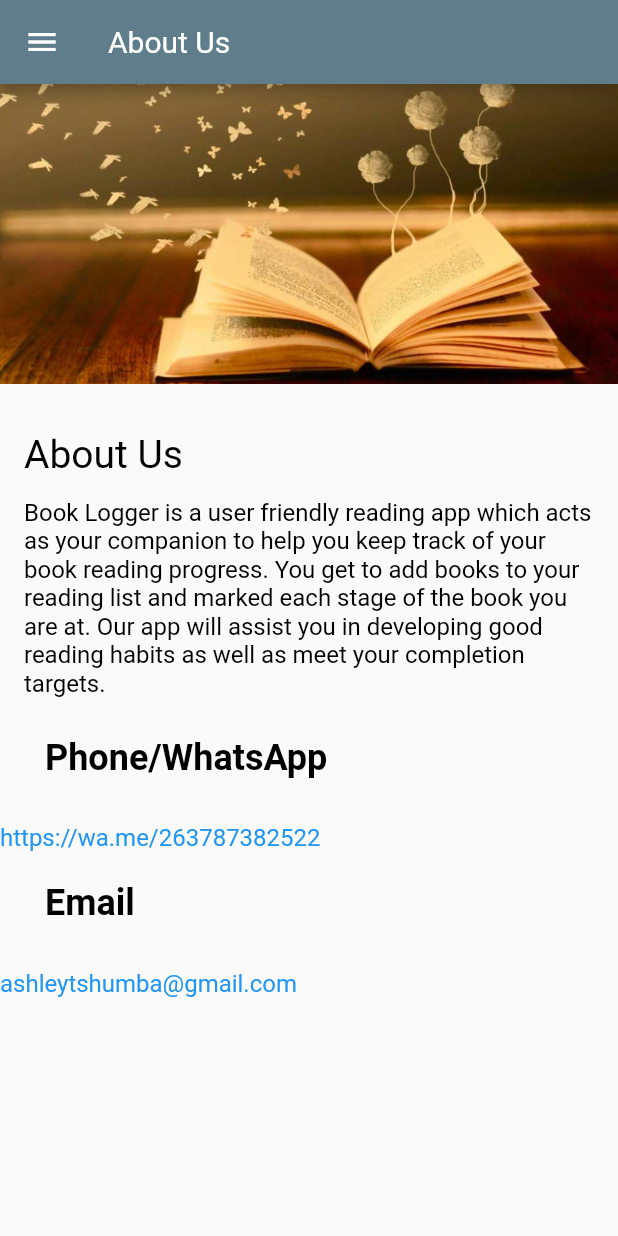
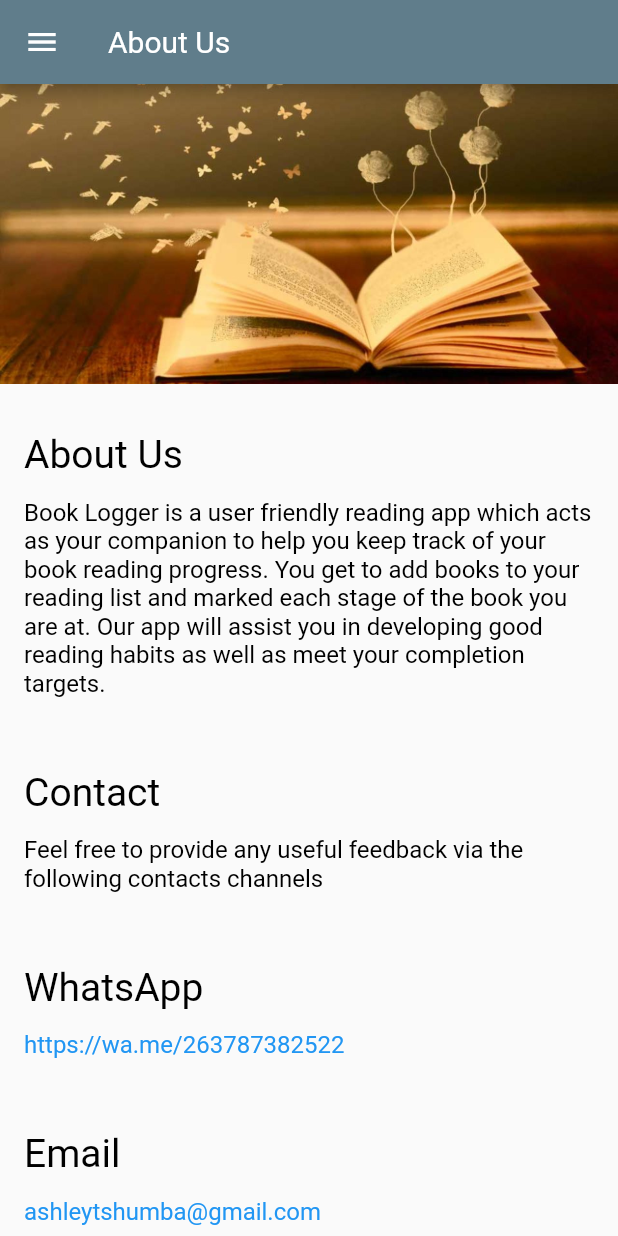
Before and after one commit to shumbaashley/book_logger, a Flutter app: the About screen opened directly, on a phone screen of 412 x 824 dp. Run offline on Flutter 3.47's test engine with Material 2 defaults, Android fonts, the phone set to English and light mode, and no system bars; our stand-ins replace percent_indicator, sqflite; accounts and stored records are empty.

Commit message:
adding containers and padding

```diff
--- a/lib/screens/about.dart
+++ b/lib/screens/about.dart
@@ -1,6 +1,7 @@
 import 'package:book_logger/style.dart';
 import 'package:book_logger/widgets/navdrawer.dart';
 import 'package:book_logger/widgets/textsection.dart';
+import 'package:book_logger/widgets/titlesection.dart';
 import 'package:flutter/material.dart';
 import 'package:url_launcher/url_launcher.dart';
 
@@ -10,7 +11,7 @@ class About extends StatelessWidget {
     return Scaffold(
         appBar: AppBar(title: Text('About Us')),
         drawer: NavbarDrawer(),
-        body: Column(
+        body:Column(
             mainAxisAlignment: MainAxisAlignment.start,
             crossAxisAlignment: CrossAxisAlignment.stretch,
             children: [
@@ -19,29 +20,23 @@ class About extends StatelessWidget {
                 decoration: BoxDecoration(color: Colors.grey),
                 child: Image.asset('images/about_image.jpg', fit: BoxFit.cover),
               ),
-              TextSection('About Us',
-                  'Book Logger is a user friendly reading app which acts as your companion to help you keep track of your book reading progress. You get to add books to your reading list and marked each stage of the book you are at. Our app will assist you in developing good reading habits as well as meet your completion targets.'),
+              TextSection(
+                'About Us',
+                'Book Logger is a user friendly reading app which acts as your companion to help you keep track of your book reading progress. You get to add books to your reading list and marked each stage of the book you are at. Our app will assist you in developing good reading habits as well as meet your completion targets.'
+              ),
 
-              Padding(
-                padding: EdgeInsets.fromLTRB(30, 10, 0, 20),
-                child:Text(
-                    "Phone/WhatsApp",
-                    textAlign: TextAlign.left,
-                    style: TextStyle(
-                    color: Colors.black,
-                    fontSize: 24,
-                    fontWeight: FontWeight.bold),
-                  ),
+              TextSection(
+                'Contact',
+                'Feel free to provide any useful feedback via the following contacts channels'
               ),
-              SizedBox(height: 10),
-              GestureDetector(
+
+              TitleSection("WhatsApp"),
+              Container(
+                padding: EdgeInsets.fromLTRB(16.0, 10.0, 16.0, 16.0),
+                child: GestureDetector(
                 child: Text(
                   "https://wa.me/263787382522",
-                  textAlign: TextAlign.left,
-                  style: TextStyle(
-                    color:Colors.blue,
-                    fontSize: 16,
-                  ),
+                  style: LinkTextStyle,
                 ),
                 onTap: () async {
                       final String url = 'https://wa.me/263787382522';
@@ -50,28 +45,14 @@ class About extends StatelessWidget {
                       } else {
                         throw 'Could not launch $url';
                       }
-                }),
-              SizedBox(height: 10),
-              Padding(
-                padding: EdgeInsets.fromLTRB(30, 10, 0, 20),
-                child: Text(
-                    "Email",
-                    textAlign: TextAlign.left,
-                    style: TextStyle(
-                    color: Colors.black,
-                    fontSize: 24,
-                    fontWeight: FontWeight.bold),
-                  ),
-              ),
-              SizedBox(height: 10),
-              GestureDetector(
+                })),
+              TitleSection("Email"),
+              Container(
+                padding: EdgeInsets.fromLTRB(16.0, 10.0, 16.0, 16.0),
+                child: GestureDetector(
                 child: Text(
                   "ashleytshumba@gmail.com",
-                  textAlign: TextAlign.left,
-                  style: TextStyle(
-                    color: Colors.blue,
-                    fontSize: 16,
-                  ),
+                  style: LinkTextStyle,
                 ),
                 onTap: () async {
                       final Uri params = Uri(
@@ -87,8 +68,7 @@ class About extends StatelessWidget {
                         throw 'Could not launch $url';
                       }
 
-                }),
-              SizedBox(height: 10),
+                })),
             ]));
   }
 }
--- a/lib/screens/progress.dart
+++ b/lib/screens/progress.dart
@@ -1,5 +1,7 @@
 import 'package:book_logger/models/book.dart';
 import 'package:book_logger/utils/helper.dart';
+import 'package:book_logger/widgets/navdrawer.dart';
+import 'package:book_logger/widgets/textsection.dart';
 import 'package:percent_indicator/circular_percent_indicator.dart';
 import 'package:flutter/material.dart';
 import 'package:sqflite/sqflite.dart';
@@ -22,6 +24,8 @@ class _ProgressState extends State<Progress> {
 
   @override
   Widget build(BuildContext context) {
+    TextStyle bodyText = Theme.of(context).textTheme.subtitle1;
+
     if (bookList == null || completedBookList == null) {
       bookList = List<Book>();
       completedBookList = List<Book>();
@@ -29,29 +33,30 @@ class _ProgressState extends State<Progress> {
     }
 
     return Scaffold(
-      appBar: new AppBar(
-        title: new Text("Progress"),
+      appBar:  AppBar(
+        title:  Text("Progress"),
       ),
+      drawer: NavbarDrawer(),
       body: Center(
         child: ListView(children: <Widget>[
-          new CircularPercentIndicator(
+          SizedBox(height:30.0),
+           CircularPercentIndicator(
             radius: 120.0,
             lineWidth: 13.0,
-            header: new Text("Book Progress"),
+            header:  Text("Book Progress"),
             animationDuration: 1200,
             animation: true,
             percent: _decimal,
-            center: new Text(
+            center:  Text(
               "$_percentage%",
-              style: new TextStyle(fontWeight: FontWeight.bold, fontSize: 20.0),
-            ),
-            footer: new Text(
-              "You have completed\n $completedCount of $count books \n on your reading list",
-              style: new TextStyle(fontWeight: FontWeight.bold, fontSize: 17.0),
+              style: bodyText,
             ),
             circularStrokeCap: CircularStrokeCap.round,
-            progressColor: Colors.purple,
+            progressColor: Colors.blue,
           ),
+          SizedBox(height:10.0),
+          TextSection("Summary ", "You have completed $completedCount of $count books in your reading list")
+
         ]),
       ),
     );
--- a/lib/style.dart
+++ b/lib/style.dart
@@ -32,4 +32,12 @@ const BodyTextStyle = TextStyle(
     fontFamily: FontFamily,
     fontWeight: FontWeight.w300,
     fontSize: SmallTextSize,
-    color: Colors.black);
+    color: Colors.black
+);
+
+const LinkTextStyle = TextStyle(
+    fontFamily: FontFamily,
+    fontWeight: FontWeight.w300,
+    fontSize: SmallTextSize,
+    color: Colors.blue
+);
--- /dev/null
+++ b/lib/widgets/titlesection.dart
@@ -0,0 +1,20 @@
+import 'package:flutter/material.dart';
+
+class TitleSection extends StatelessWidget {
+  final String _title;
+
+  TitleSection(this._title);
+
+  @override
+  Widget build(BuildContext context) {
+    return Column(
+        mainAxisAlignment: MainAxisAlignment.start,
+        crossAxisAlignment: CrossAxisAlignment.stretch,
+        children: [
+          Container(
+            padding: EdgeInsets.fromLTRB(16.0, 32.0, 16.0, 4.0),
+            child: Text(_title, style: Theme.of(context).textTheme.headline5,),
+          ),
+        ]);
+  }
+}
```
